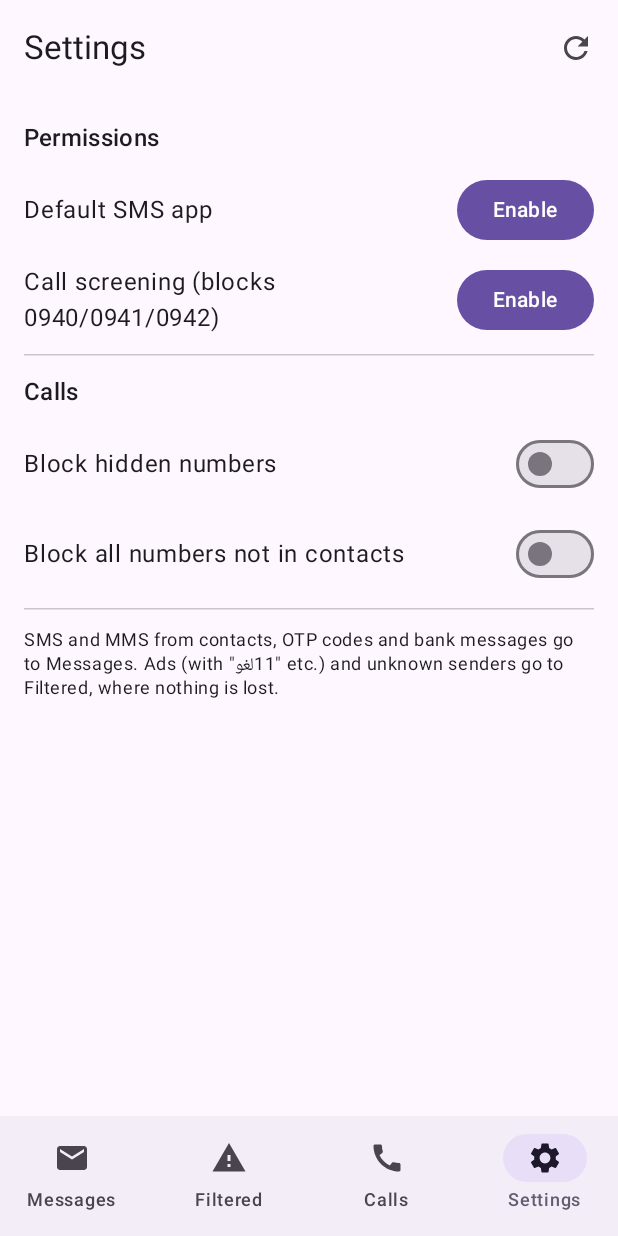
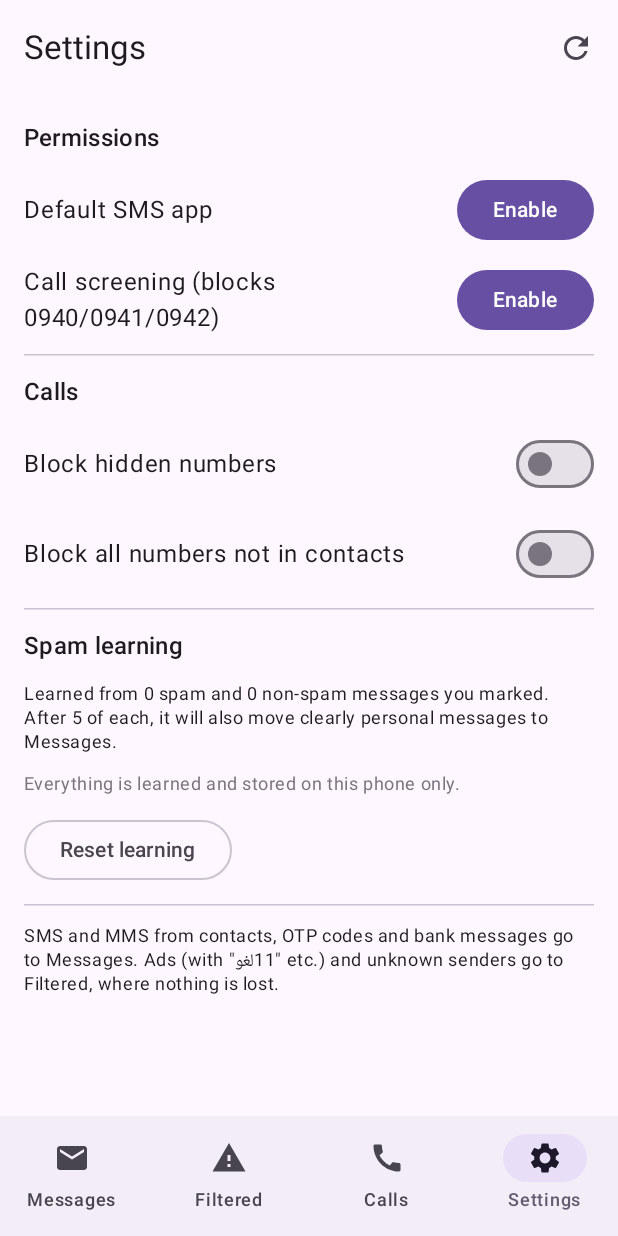
Before and after one commit to alistp27/do-not-disturb, an Android app built with Jetpack Compose: the screen it shows after launch (MainActivity), item 4 of the bottom bar chosen, on a phone screen of 412 x 824 dp. Run offline under Robolectric (Android 15) with nearby library versions, the phone set to English and light mode, and no system bars.

Commit message:
Add on-device spam classifier
A Naive Bayes model learns from the Filtered tab's Not spam / Spam /
Block sender buttons, starting from a few built-in Persian and English
examples. It runs after the OTP, bank and ad rules: a score of 90%+
filters as spam, and once the user has taught 5+ of each kind a score
of 10% or less goes to the inbox. Learning is stored locally and can be
reset in Settings.

Co-Authored-By: Claude Opus 5.5 <noreply@anthropic.com>

```diff
--- a/app/src/main/java/com/dnd/blocker/MainActivity.kt
+++ b/app/src/main/java/com/dnd/blocker/MainActivity.kt
@@ -20,6 +20,8 @@ import androidx.activity.result.PickVisualMediaRequest
 import androidx.activity.result.contract.ActivityResultContracts
 import androidx.compose.foundation.Image
 import androidx.compose.foundation.clickable
+import androidx.compose.foundation.rememberScrollState
+import androidx.compose.foundation.verticalScroll
 import androidx.compose.foundation.layout.*
 import androidx.compose.foundation.lazy.LazyColumn
 import androidx.compose.foundation.lazy.items
@@ -409,6 +411,7 @@ private fun NewConversationDialog(onDismiss: () -> Unit, onStart: (List<String>)
 
 // ---------------- Filtered / Calls / Settings ----------------
 
+@OptIn(ExperimentalLayoutApi::class)
 @Composable
 private fun FilteredScreen(version: Int, onChanged: () -> Unit) {
     val ctx = LocalContext.current
@@ -431,14 +434,20 @@ private fun FilteredScreen(version: Int, onChanged: () -> Unit) {
                         Text("${f.verdict.lowercase()} · ${f.reason}", style = MaterialTheme.typography.labelSmall, color = MaterialTheme.colorScheme.secondary)
                         Spacer(Modifier.height(4.dp))
                         Text(f.body)
-                        Row {
+                        FlowRow {
                             TextButton(onClick = {
                                 SmsStore.insertInbox(ctx, f.address, f.body, f.date)
                                 db.whitelist(SmsFilter.normalizeNumber(f.address))
+                                Learner.learn(ctx, f.body, isSpam = false)
                                 db.deleteFiltered(f.id); onChanged()
                             }) { Text("Not spam") }
                             TextButton(onClick = {
+                                Learner.learn(ctx, f.body, isSpam = true)
+                                db.deleteFiltered(f.id); onChanged()
+                            }) { Text("Spam") }
+                            TextButton(onClick = {
                                 db.blacklist(SmsFilter.normalizeNumber(f.address))
+                                Learner.learn(ctx, f.body, isSpam = true)
                                 db.deleteFiltered(f.id); onChanged()
                             }) { Text("Block sender") }
                             TextButton(onClick = { db.deleteFiltered(f.id); onChanged() }) { Text("Delete") }
@@ -479,7 +488,10 @@ private fun SettingsScreen(version: Int, requestRole: (String) -> Unit, onChange
     var blockHidden by remember { mutableStateOf(Prefs.blockHidden(ctx)) }
     var blockUnknown by remember { mutableStateOf(Prefs.blockAllUnknown(ctx)) }
 
-    Column(Modifier.padding(16.dp), verticalArrangement = Arrangement.spacedBy(12.dp)) {
+    Column(
+        Modifier.verticalScroll(rememberScrollState()).padding(16.dp),
+        verticalArrangement = Arrangement.spacedBy(12.dp)
+    ) {
         Text("Permissions", style = MaterialTheme.typography.titleMedium)
         RoleRow("Default SMS app", smsRole) { requestRole(RoleManager.ROLE_SMS) }
         RoleRow("Call screening (blocks 0940/0941/0942)", callRole) { requestRole(RoleManager.ROLE_CALL_SCREENING) }
@@ -488,6 +500,32 @@ private fun SettingsScreen(version: Int, requestRole: (String) -> Unit, onChange
         Text("Calls", style = MaterialTheme.typography.titleMedium)
         SwitchRow("Block hidden numbers", blockHidden) { blockHidden = it; Prefs.setBlockHidden(ctx, it); onChanged() }
         SwitchRow("Block all numbers not in contacts", blockUnknown) { blockUnknown = it; Prefs.setBlockAllUnknown(ctx, it); onChanged() }
+
+        HorizontalDivider()
+        Text("Spam learning", style = MaterialTheme.typography.titleMedium)
+        var learnVersion by remember { mutableIntStateOf(0) }
+        val model = remember(version, learnVersion) { Learner.model(ctx) }
+        var confirmReset by remember { mutableStateOf(false) }
+        Text(
+            "Learned from ${model.userSpam} spam and ${model.userHam} non-spam messages you marked. " +
+                if (model.canAutoInbox) "It can now also move clearly personal messages to Messages."
+                else "After ${SpamModel.MIN_USER_EXAMPLES} of each, it will also move clearly personal messages to Messages.",
+            style = MaterialTheme.typography.bodySmall
+        )
+        Text(
+            "Everything is learned and stored on this phone only.",
+            style = MaterialTheme.typography.bodySmall, color = MaterialTheme.colorScheme.outline
+        )
+        OutlinedButton(onClick = { confirmReset = true }) { Text("Reset learning") }
+        if (confirmReset) AlertDialog(
+            onDismissRequest = { confirmReset = false },
+            title = { Text("Reset learning?") },
+            text = { Text("The classifier forgets everything you taught it. Your messages and block lists are kept.") },
+            confirmButton = {
+                TextButton(onClick = { Learner.reset(ctx); confirmReset = false; learnVersion++ }) { Text("Reset") }
+            },
+            dismissButton = { TextButton(onClick = { confirmReset = false }) { Text("Cancel") } }
+        )
 
         HorizontalDivider()
         Text(
--- a/app/src/main/java/com/dnd/blocker/Platform.kt
+++ b/app/src/main/java/com/dnd/blocker/Platform.kt
@@ -136,6 +136,28 @@ object Notifier {
     }
 }
 
+/** Holds the on-device spam model and saves what the user teaches it. */
+object Learner {
+    @Volatile private var model: SpamModel? = null
+
+    fun model(ctx: Context): SpamModel = model ?: synchronized(this) {
+        model ?: SpamModel.seeded().also { Db.get(ctx).loadModelInto(it); model = it }
+    }
+
+    fun learn(ctx: Context, text: String, isSpam: Boolean) {
+        val body = text.removePrefix("[MMS] ")
+        val tokens = model(ctx).train(body, isSpam)
+        Db.get(ctx).saveTraining(tokens, isSpam)
+    }
+
+    fun reset(ctx: Context) {
+        synchronized(this) {
+            Db.get(ctx).resetModel()
+            model = null
+        }
+    }
+}
+
 object MessageRouter {
     fun route(ctx: Context, address: String, body: String, date: Long) {
         val db = Db.get(ctx)
@@ -145,6 +167,7 @@ object MessageRouter {
             isContact = Contacts.isContact(ctx, address),
             isWhitelisted = db.isWhitelisted(number),
             isBlacklisted = db.isBlacklisted(number),
+            model = Learner.model(ctx),
         )
         if (result.verdict == Verdict.INBOX) {
             SmsStore.insertInbox(ctx, address, body, date)
@@ -164,6 +187,7 @@ object MessageRouter {
             isContact = Contacts.isContact(ctx, from),
             isWhitelisted = db.isWhitelisted(SmsFilter.normalizeNumber(from)),
             isBlacklisted = db.isBlacklisted(SmsFilter.normalizeNumber(from)),
+            model = Learner.model(ctx),
         )
         if (result.verdict == Verdict.INBOX) {
             MmsStore.persistIncoming(ctx, m)
--- /dev/null
+++ b/app/src/main/java/com/dnd/blocker/SpamModel.kt
@@ -0,0 +1,113 @@
+package com.dnd.blocker
+
+import kotlin.math.exp
+import kotlin.math.ln
+
+/**
+ * Small on-device Naive Bayes spam classifier. Learns from the user's
+ * "Spam" / "Not spam" / "Block sender" choices; nothing leaves the phone.
+ * Starts with a few built-in examples so it has an opinion from day one.
+ * Pure Kotlin (no Android dependencies) so it can be unit tested.
+ */
+class SpamModel {
+    private val spam = HashMap<String, Int>()
+    private val ham = HashMap<String, Int>()
+    private val vocab = HashSet<String>()
+    private var spamTokens = 0
+    private var hamTokens = 0
+    private var spamDocs = 0
+    private var hamDocs = 0
+
+    /** Examples the user taught (built-in seed examples not counted). */
+    var userSpam = 0; private set
+    var userHam = 0; private set
+
+    /** Only let the model move messages to the inbox once the user has taught it enough. */
+    val canAutoInbox get() = userSpam >= MIN_USER_EXAMPLES && userHam >= MIN_USER_EXAMPLES
+
+    /** Trains on one message and returns the tokens learned (to persist them). */
+    @Synchronized
+    fun train(text: String, isSpam: Boolean, fromUser: Boolean = true): Set<String> {
+        val tokens = tokenize(text).toSet()
+        tokens.forEach { addCount(it, if (isSpam) 1 else 0, if (isSpam) 0 else 1) }
+        addDocs(if (isSpam) 1 else 0, if (isSpam) 0 else 1, fromUser)
+        return tokens
+    }
+
+    @Synchronized
+    fun addCount(token: String, s: Int, h: Int) {
+        if (s > 0) { spam[token] = (spam[token] ?: 0) + s; spamTokens += s }
+        if (h > 0) { ham[token] = (ham[token] ?: 0) + h; hamTokens += h }
+        vocab += token
+    }
+
+    @Synchronized
+    fun addDocs(s: Int, h: Int, fromUser: Boolean) {
+        spamDocs += s; hamDocs += h
+        if (fromUser) { userSpam += s; userHam += h }
+    }
+
+    /** Probability (0..1) that the text is spam, or null if the model can't judge it. */
+    @Synchronized
+    fun spamProbability(text: String): Double? {
+        if (spamDocs == 0 || hamDocs == 0) return null
+        val tokens = tokenize(text).toSet().filter { it in vocab }
+        if (tokens.size < 2) return null
+        val v = vocab.size.toDouble()
+        var diff = 0.0 // log P(tokens|spam) - log P(tokens|ham), equal priors
+        for (t in tokens) {
+            diff += ln(((spam[t] ?: 0) + 1.0) / (spamTokens + v))
+            diff -= ln(((ham[t] ?: 0) + 1.0) / (hamTokens + v))
+        }
+        return 1.0 / (1.0 + exp(-diff.coerceIn(-30.0, 30.0)))
+    }
+
+    companion object {
+        const val MIN_USER_EXAMPLES = 5
+        const val SPAM_THRESHOLD = 0.9
+        const val HAM_THRESHOLD = 0.1
+
+        private val urlRegex = Regex("(https?://|www\\.)\\S+", RegexOption.IGNORE_CASE)
+        private val numberRegex = Regex("\\d+")
+        private val splitRegex = Regex("[^\\p{L}<>%]+")
+
+        fun tokenize(text: String): List<String> {
+            var t = SmsFilter.normalizeDigits(text).lowercase()
+                .replace('ي', 'ی').replace('ك', 'ک').replace('ة', 'ه')
+                .replace('‌', ' ') // ZWNJ (نیم‌فاصله)
+                .replace('٪', '%')
+            t = urlRegex.replace(t, " <url> ")
+            t = numberRegex.replace(t, " <num> ")
+            return t.split(splitRegex).filter { it.length >= 2 || it == "%" }
+        }
+
+        /** Built-in examples so the model works before the user teaches it. */
+        private val seedSpam = listOf(
+            "۲۰٪ تخفیف ویژه برای شما فقط تا پایان هفته ثبت نام کنید",
+            "جشنواره فروش ویژه با هدیه رایگان همین حالا خرید کنید",
+            "دوره آنلاین آموزش با تخفیف استثنایی ظرفیت محدود",
+            "شما برنده قرعه کشی شدید برای دریافت جایزه کلیک کنید",
+            "پیشنهاد ویژه امروز ارسال رایگان سفارش دهید",
+            "وام فوری بدون ضامن با اقساط بلند مدت تماس بگیرید",
+            "کد تخفیف اختصاصی شما فعال شد از فروشگاه ما خرید کنید",
+            "حراج بزرگ پایان فصل تا ۷۰ درصد تخفیف",
+            "مشاوره رایگان مهاجرت و اخذ ویزا همین امروز",
+            "Special offer just for you, 50% off, click the link",
+        )
+        private val seedHam = listOf(
+            "سلام کجایی؟ زنگ بزن",
+            "فردا ساعت ده جلسه داریم یادت نره",
+            "رسیدم خونه، خیالت راحت",
+            "عکس ها رو برات فرستادم ببین",
+            "مامان گفت شام بیا اینجا",
+            "باشه ممنون، بعدا صحبت می کنیم",
+            "نوبت دکتر شما فردا ساعت چهار است",
+            "Hi, are we still meeting tomorrow?",
+        )
+
+        fun seeded(): SpamModel = SpamModel().apply {
+            seedSpam.forEach { train(it, isSpam = true, fromUser = false) }
+            seedHam.forEach { train(it, isSpam = false, fromUser = false) }
+        }
+    }
+}
```
Also changed, not shown: app/src/main/java/com/dnd/blocker/Db.kt (+42 -2 lines), app/src/main/java/com/dnd/blocker/SmsFilter.kt (+11 -0 lines), 2 other files.
